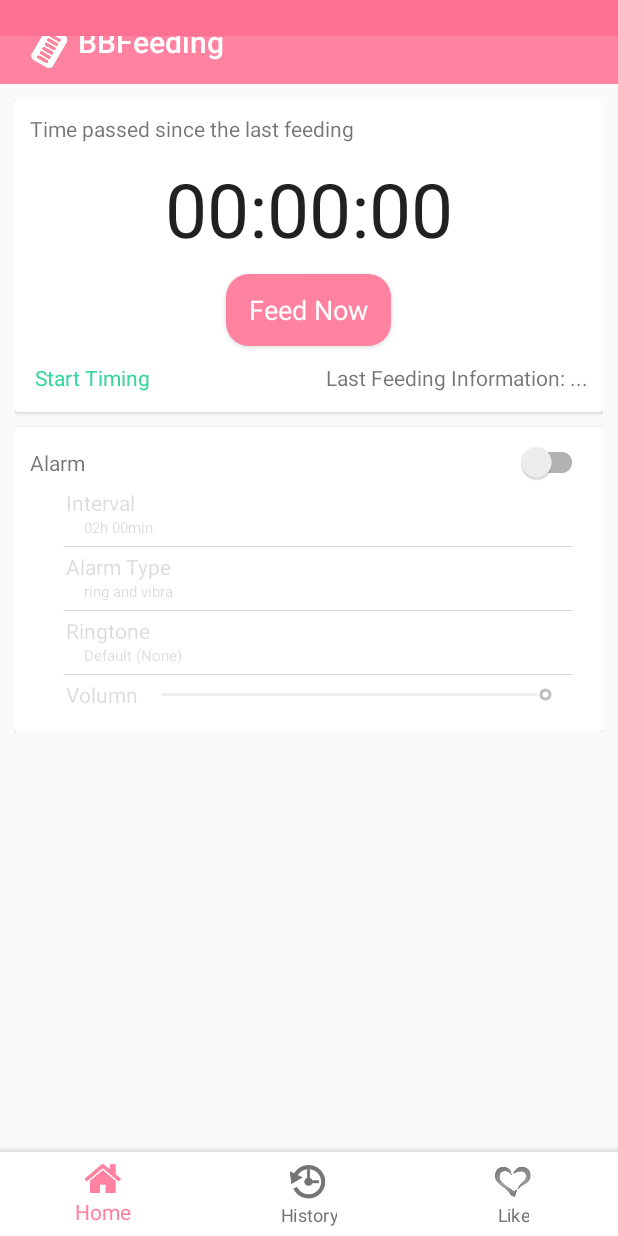
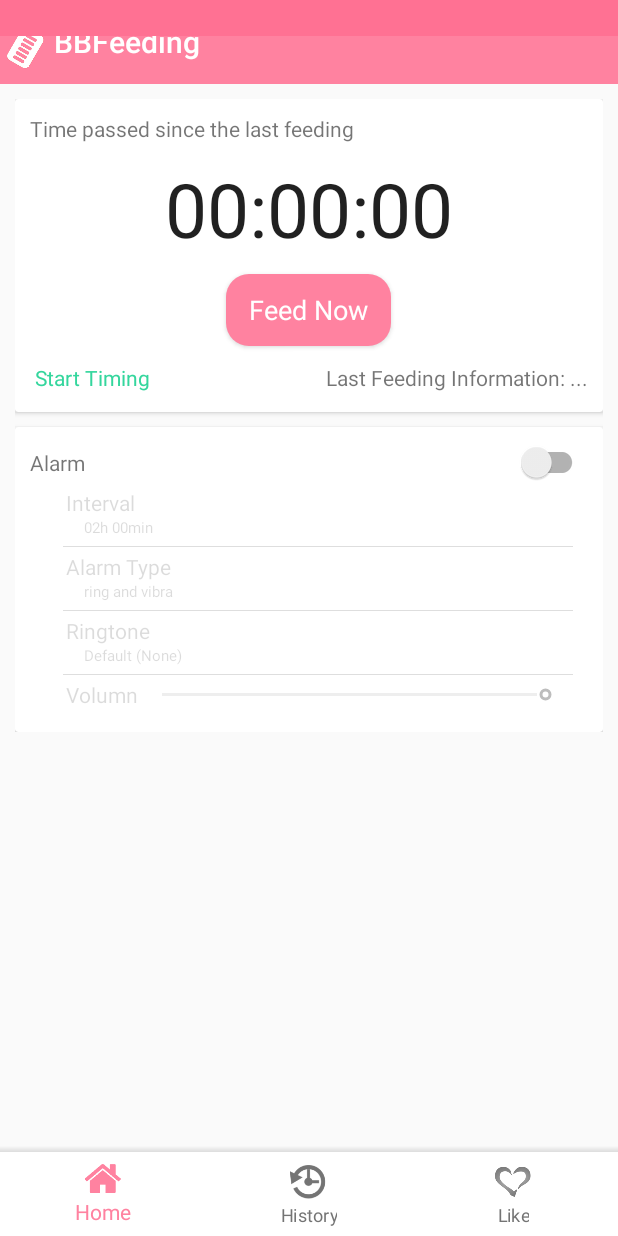
Before and after one commit to xazeng/BBFeeding, an Android app: the screen it shows after launch (MainActivity), on a phone screen of 412 x 824 dp. Run offline under Robolectric (Android 15) with nearby library versions, the phone set to English and light mode, and no system bars; our stand-ins replace AdMob.

Commit message:
update bottom-bar update gradle version add some share test

```diff
--- a/app/src/main/java/com/zeng/bbfeeding/MainActivity.java
+++ b/app/src/main/java/com/zeng/bbfeeding/MainActivity.java
@@ -28,7 +28,6 @@ public class MainActivity extends AppCompatActivity {
 
     private ViewPager mViewPager;
     private BottomBar mBottomBar;
-    private Toolbar mToolBar;
 
     @Override
     protected void onCreate(Bundle savedInstanceState) {
@@ -37,7 +36,6 @@ public class MainActivity extends AppCompatActivity {
         Data.getInstance().init(this);
         MobileAds.initialize(getApplicationContext(), "ca-app-pub-6858874865593788~1172352152");
 
-        mToolBar = (Toolbar)findViewById(R.id.tool_bar);
         mViewPager = (ViewPager)findViewById(R.id.view_pager);
         mBottomBar = (BottomBar)findViewById(R.id.bottom_bar);
 
--- a/app/src/main/res/layout/activity_main.xml
+++ b/app/src/main/res/layout/activity_main.xml
@@ -8,16 +8,30 @@
     android:orientation="vertical"
     tools:context="com.zeng.bbfeeding.MainActivity">
 
-    <android.support.v7.widget.Toolbar
+    <RelativeLayout
         android:layout_width="match_parent"
-        android:layout_height="wrap_content"
+        android:layout_height="?attr/actionBarSize"
         android:background="?attr/colorPrimary"
-        android:theme="?attr/actionBarTheme"
-        android:minHeight="?attr/actionBarSize"
-        app:title="@string/app_name"
-        app:titleTextColor="@android:color/white"
-        app:logo="@drawable/ic_bbfeeding"
-        android:id="@+id/tool_bar" />
+        android:id="@+id/tool_bar">
+
+        <ImageView
+            android:layout_width="wrap_content"
+            android:layout_height="wrap_content"
+            app:srcCompat="@drawable/ic_bbfeeding"
+            android:id="@+id/logo_imageview"
+            android:layout_centerVertical="true" />
+
+        <TextView
+            android:text="@string/app_name"
+            android:layout_width="wrap_content"
+            android:layout_height="wrap_content"
+            android:id="@+id/title_textview"
+            android:textAppearance="@style/TextAppearance.AppCompat.Title"
+            android:textColor="@android:color/white"
+            android:layout_toRightOf="@+id/logo_imageview"
+            android:layout_centerVertical="true" />
+
+    </RelativeLayout>
 
     <android.support.v4.view.ViewPager
         android:layout_weight="1"
--- a/app/src/main/res/layout/page_like.xml
+++ b/app/src/main/res/layout/page_like.xml
@@ -21,4 +21,10 @@
         ads:adUnitId="@string/ad_native_en_us_id"
         ads:adSize="320x150">
     </com.google.android.gms.ads.NativeExpressAdView>
+
+    <Button
+        android:text="Button"
+        android:layout_width="match_parent"
+        android:layout_height="wrap_content"
+        android:id="@+id/share_test_button" />
 </LinearLayout>
--- /dev/null
+++ b/bottom-bar/src/main/java/com/roughike/bottombar/BatchTabPropertyApplier.java
@@ -0,0 +1,26 @@
+package com.roughike.bottombar;
+
+import android.support.annotation.NonNull;
+
+class BatchTabPropertyApplier {
+    private final BottomBar bottomBar;
+
+    interface TabPropertyUpdater {
+        void update(BottomBarTab tab);
+    }
+
+    BatchTabPropertyApplier(@NonNull BottomBar bottomBar) {
+        this.bottomBar = bottomBar;
+    }
+
+    void applyToAllTabs(TabPropertyUpdater propertyUpdater) {
+        int tabCount = bottomBar.getTabCount();
+
+        if (tabCount > 0) {
+            for (int i = 0; i < tabCount; i++) {
+                BottomBarTab tab = bottomBar.getTabAtPosition(i);
+                propertyUpdater.update(tab);
+            }
+        }
+    }
+}
--- a/bottom-bar/src/main/java/com/roughike/bottombar/BottomBar.java
+++ b/bottom-bar/src/main/java/com/roughike/bottombar/BottomBar.java
@@ -26,7 +26,6 @@ import android.view.View;
 import android.view.ViewAnimationUtils;
 import android.view.ViewGroup;
 import android.view.ViewParent;
-import android.widget.FrameLayout;
 import android.widget.LinearLayout;
 import android.widget.TextView;
 import android.widget.Toast;
@@ -51,8 +50,9 @@ import java.util.List;
  */
 public class BottomBar extends LinearLayout implements View.OnClickListener, View.OnLongClickListener {
     private static final String STATE_CURRENT_SELECTED_TAB = "STATE_CURRENT_SELECTED_TAB";
+    private static final float DEFAULT_INACTIVE_SHIFTING_TAB_ALPHA = 0.6f;
 
-    private static final float DEFAULT_INACTIVE_SHIFTING_TAB_ALPHA = 0.6f;
+    private BatchTabPropertyApplier batchPropertyApplier;
 
     // Behaviors
     private static final int BEHAVIOR_NONE = 0;
@@ -99,6 +99,8 @@ public class BottomBar extends LinearLayout implements View.OnClickListener, Vie
     private boolean shyHeightAlreadyCalculated;
     private boolean navBarAccountedHeightCalculated;
 
+    private BottomBarTab[] currentTabs;
+
     public BottomBar(Context context) {
         super(context);
         init(context, null);
@@ -107,13 +109,18 @@ public class BottomBar extends LinearLayout implements View.OnClickListener, Vie
     public BottomBar(Context context, AttributeSet attrs) {
         super(context, attrs);
         init(context, attrs);
-        setItems(tabXmlResource);
     }
 
     private void init(Context context, AttributeSet attrs) {
+        batchPropertyApplier = new BatchTabPropertyApplier(this);
+
         populateAttributes(context, attrs);
         initializeViews();
         determineInitialBackgroundColor();
+
+        if (tabXmlResource != 0) {
+            setItems(tabXmlResource);
+        }
     }
 
     private void populateAttributes(Context context, AttributeSet attrs) {
@@ -253,6 +260,8 @@ public class BottomBar extends LinearLayout implements View.OnClickListener, Vie
     }
 
     private void updateItems(final List<BottomBarTab> bottomBarItems) {
+        tabContainer.removeAllViews();
+
         int index = 0;
         int biggestWidth = 0;
 
@@ -295,36 +304,48 @@ public class BottomBar extends LinearLayout implements View.OnClickListener, Vie
             index++;
         }
 
+        currentTabs = viewsToAdd;
+
         if (!isTabletMode) {
-            resizeTabsToCorrectSizes(bottomBarItems, viewsToAdd);
+            resizeTabsToCorrectSizes(viewsToAdd);
         }
     }
 
-    private void resizeTabsToCorrectSizes(List<BottomBarTab> bottomBarItems, BottomBarTab[] viewsToAdd) {
+    private void resizeTabsToCorrectSizes(BottomBarTab[] tabsToAdd) {
+        int viewWidth = MiscUtils.pixelToDp(getContext(), getWidth());
+
+        if (viewWidth <= 0 || viewWidth > screenWidth) {
+            viewWidth = screenWidth;
+        }
+
         int proposedItemWidth = Math.min(
-                MiscUtils.dpToPixel(getContext(), screenWidth / bottomBarItems.size()),
+                MiscUtils.dpToPixel(getContext(), viewWidth / tabsToAdd.length),
                 maxFixedItemWidth
         );
 
         inActiveShiftingItemWidth = (int) (proposedItemWidth * 0.9);
-        activeShiftingItemWidth = (int) (proposedItemWidth + (proposedItemWidth * (bottomBarItems.size() * 0.1)));
+        activeShiftingItemWidth = (int) (proposedItemWidth + (proposedItemWidth * (tabsToAdd.length * 0.1)));
         int height = Math.round(getContext().getResources().getDimension(R.dimen.bb_height));
 
-        for (BottomBarTab bottomBarView : viewsToAdd) {
-            LayoutParams params;
+        for (BottomBarTab tabView : tabsToAdd) {
+            ViewGroup.LayoutParams params = tabView.getLayoutParams();
+            params.height = height;
 
             if (isShiftingMode()) {
-                if (bottomBarView.isActive()) {
-                    params = new LayoutParams(activeShiftingItemWidth, height);
+                if (tabView.isActive()) {
+                    params.width = activeShiftingItemWidth;
                 } else {
-                    params = new LayoutParams(inActiveShiftingItemWidth, height);
+                    params.width = inActiveShiftingItemWidth;
                 }
             } else {
-                params = new LayoutParams(proposedItemWidth, height);
+                params.width = proposedItemWidth;
             }
 
-            bottomBarView.setLayoutParams(params);
-            tabContainer.addView(bottomBarView);
+            if (tabView.getParent() == null) {
+                tabContainer.addView(tabView);
+            }
+
+            tabView.requestLayout();
         }
     }
 
@@ -337,9 +358,22 @@ public class BottomBar extends LinearLayout implements View.OnClickListener, Vie
      * @param listener a listener for monitoring changes in tab selection.
      */
     public void setOnTabSelectListener(@Nullable OnTabSelectListener listener) {
+        setOnTabSelectListener(listener, true);
+    }
+
+    /**
+     * Set a listener that gets fired when the selected tab changes.
+     *
+     * If shouldFireInitially is set to false, this listener isn't fired straight away
+     * it's set, but you'll get all events normally for consecutive tab selection changes.
+     *
+     * @param listener a listener for monitoring changes in tab selection.
+     * @param shouldFireInitially whether the listener should be fired the first time it's set.
+     */
+    public void setOnTabSelectListener(@Nullable OnTabSelectListener listener, boolean shouldFireInitially) {
         onTabSelectListener = listener;
 
-        if (onTabSelectListener != null && getTabCount() > 0) {
+        if (shouldFireInitially && listener != null && getTabCount() > 0) {
             listener.onTabSelected(getCurrentTabId());
         }
     }
@@ -388,12 +422,30 @@ public class BottomBar extends LinearLayout implements View.OnClickListener, Vie
      * @param position the position to select.
      */
     public void selectTabAtPosition(int position) {
+        selectTabAtPosition(position, false);
+    }
+
+    /**
+     * Select a tab at the specified position.
+     *
+     * @param position the position to select.
+     * @param animate should the tab change be animated or not.
+     */
+    public void selectTabAtPosition(int position, boolean animate) {
         if (position > getTabCount() - 1 || position < 0) {
             throw new IndexOutOfBoundsException("Can't select tab at position " +
                     position + ". This BottomBar has no items at that position.");
         }
 
-        selectTabAtPosition(position, false);
+        BottomBarTab oldTab = getCurrentTab();
+        BottomBarTab newTab = getTabAtPosition(position);
+
+        oldTab.deselect(animate);
+        newTab.select(animate);
+
+        updateSelectedTab(position);
+        shiftingMagic(oldTab, newTab, animate);
+        handleBackgroundColorChange(newTab, animate);
     }
 
     public int getTabCount() {
@@ -413,8 +465,8 @@ public class BottomBar extends LinearLayout implements View.OnClickListener, Vie
     public BottomBarTab getTabAtPosition(int position) {
         View child = tabContainer.getChildAt(position);
 
-        if (child instanceof FrameLayout) {
-            return findTabInLayout((FrameLayout) child);
+        if (child instanceof BadgeContainer) {
+            return findTabInLayout((BadgeContainer) child);
         }
 
         return (BottomBarTab) child;
@@ -454,7 +506,13 @@ public class BottomBar extends LinearLayout implements View.OnClickListener, Vie
      */
     public void setInActiveTabAlpha(float alpha) {
         inActiveTabAlpha = alpha;
-        refreshTabs();
+
+        batchPropertyApplier.applyToAllTabs(new BatchTabPropertyApplier.TabPropertyUpdater() {
+            @Override
+            public void update(BottomBarTab tab) {
+                tab.setInActiveAlpha(inActiveTabAlpha);
+            }
+        });
     }
 
     /**
@@ -462,12 +520,24 @@ public class BottomBar extends LinearLayout implements View.OnClickListener, Vie
      */
     public void setActiveTabAlpha(float alpha) {
         activeTabAlpha = alpha;
-        refreshTabs();
+
+        batchPropertyApplier.applyToAllTabs(new BatchTabPropertyApplier.TabPropertyUpdater() {
+            @Override
+            public void update(BottomBarTab tab) {
+                tab.setActiveAlpha(activeTabAlpha);
+            }
+        });
     }
 
     public void setInActiveTabColor(@ColorInt int color) {
         inActiveTabColor = color;
-        refreshTabs();
+
+        batchPropertyApplier.applyToAllTabs(new BatchTabPropertyApplier.TabPropertyUpdater() {
+            @Override
+            public void update(BottomBarTab tab) {
+                tab.setInActiveColor(inActiveTabColor);
+            }
+        });
     }
 
     /**
@@ -475,12 +545,27 @@ public class BottomBar extends LinearLayout implements View.OnClickListener, Vie
      */
     public void setActiveTabColor(@ColorInt int color) {
         activeTabColor = color;
-        refreshTabs();
+
+        batchPropertyApplier.applyToAllTabs(new BatchTabPropertyApplier.TabPropertyUpdater() {
+            @Override
+            public void update(BottomBarTab tab) {
+                tab.setActiveColor(activeTabColor);
+            }
+        });
     }
 
+    /**
+     * Set background color for the badge.
+     */
     public void setBadgeBackgroundColor(@ColorInt int color) {
         badgeBackgroundColor = color;
-        refreshTabs();
+
+        batchPropertyApplier.applyToAllTabs(new BatchTabPropertyApplier.TabPropertyUpdater() {
+            @Override
+            public void update(BottomBarTab tab) {
+                tab.setBadgeBackgroundColor(badgeBackgroundColor);
+            }
+        });
     }
 
     /**
@@ -488,7 +573,13 @@ public class BottomBar extends LinearLayout implements View.OnClickListener, Vie
      */
     public void setTabTitleTextAppearance(int textAppearance) {
         titleTextAppearance = textAppearance;
-        refreshTabs();
+
+        batchPropertyApplier.applyToAllTabs(new BatchTabPropertyApplier.TabPropertyUpdater() {
+            @Override
+            public void update(BottomBarTab tab) {
+                tab.setTitleTextAppearance(titleTextAppearance);
+            }
+        });
     }
 
     /**
@@ -509,20 +600,13 @@ public class BottomBar extends LinearLayout implements View.OnClickListener, Vie
      */
     public void setTabTitleTypeface(Typeface typeface) {
         titleTypeFace = typeface;
-        refreshTabs();
-    }
 
-    private void refreshTabs() {
-        int tabCount = getTabCount();
-
-        if (tabCount > 0) {
-            BottomBarTab.Config newConfig = getTabConfig();
-
-            for (int i = 0; i < getTabCount(); i++) {
-                BottomBarTab tab = getTabAtPosition(i);
-                tab.setConfig(newConfig);
+        batchPropertyApplier.applyToAllTabs(new BatchTabPropertyApplier.TabPropertyUpdater() {
+            @Override
+            public void update(BottomBarTab tab) {
+                tab.setTitleTypeface(titleTypeFace);
             }
-        }
+        });
     }
 
     @Override
@@ -530,6 +614,10 @@ public class BottomBar extends LinearLayout implements View.OnClickListener, Vie
         super.onLayout(changed, left, top, right, bottom);
 
         if (changed) {
+            if (!isTabletMode) {
+                resizeTabsToCorrectSizes(currentTabs);
+            }
+
             updateTitleBottomPadding();
 
             if (isShy()) {
@@ -543,15 +631,15 @@ public class BottomBar extends LinearLayout implements View.OnClickListener, Vie
     }
 
     private void updateTitleBottomPadding() {
-        if (tabContainer == null) {
+        int tabCount = getTabCount();
+
+        if (tabContainer == null || tabCount == 0 || !isShiftingMode()) {
             return;
         }
 
-        int childCount = getTabCount();
-
-        for (int i = 0; i < childCount; i++) {
-            View tab = tabContainer.getChildAt(i);
-            TextView title = (TextView) tab.findViewById(R.id.bb_bottom_bar_title);
+        for (int i = 0; i < tabCount; i++) {
+            BottomBarTab tab = getTabAtPosition(i);
+            TextView title = tab.getTitleView();
 
             if (title == null) {
                 continue;
@@ -695,18 +783,6 @@ public class BottomBar extends LinearLayout implements View.OnClickListener, Vie
         }
 
         return true;
-    }
-
-    private void selectTabAtPosition(int position, boolean animate) {
-        BottomBarTab oldTab = getCurrentTab();
-        BottomBarTab newTab = getTabAtPosition(position);
-
-        oldTab.deselect(animate);
-        newTab.select(animate);
-
-        updateSelectedTab(position);
-        shiftingMagic(oldTab, newTab, animate);
-        handleBackgroundColorChange(newTab, false);
     }
 
     private void updateSelectedTab(int newPosition) {
--- a/bottom-bar/src/main/java/com/roughike/bottombar/BottomBarTab.java
+++ b/bottom-bar/src/main/java/com/roughike/bottombar/BottomBarTab.java
@@ -36,6 +36,9 @@ import android.widget.TextView;
  * limitations under the License.
  */
 public class BottomBarTab extends LinearLayout {
+    @VisibleForTesting
+    static final String STATE_BADGE_COUNT = "STATE_BADGE_COUNT_FOR_TAB_";
+
     private static final long ANIMATION_DURATION = 150;
     private static final float ACTIVE_TITLE_SCALE = 1;
     private static final float INACTIVE_FIXED_TITLE_SCALE = 0.86f;
@@ -90,11 +93,7 @@ public class BottomBarTab extends LinearLayout {
     }
 
     void prepareLayout() {
-        int layoutResource;
-
-        layoutResource = getLayoutResource();
-
-        inflate(getContext(), layoutResource, this);
+        inflate(getContext(), getLayoutResource(), this);
         setOrientation(VERTICAL);
         setGravity(Gravity.CENTER_HORIZONTAL);
         setLayoutParams(new LayoutParams(LayoutParams.WRAP_CONTENT, LayoutParams.WRAP_CONTENT));
@@ -104,7 +103,7 @@ public class BottomBarTab extends LinearLayout {
 
         if (type != Type.TABLET) {
             titleView = (TextView) findViewById(R.id.bb_bottom_bar_title);
-            titleView.setText(title);
+            updateTitle();
         }
 
         updateCustomTextAppearance();
@@ -129,6 +128,12 @@ public class BottomBarTab extends LinearLayout {
                 throw new RuntimeException("Unknown BottomBarTab type.");
         }
         return layoutResource;
+    }
+
+    private void updateTitle() {
+        if (titleView != null) {
+            titleView.setText(title);
+        }
     }
 
     @SuppressWarnings("deprecation")
@@ -176,23 +181,24 @@ public class BottomBarTab extends LinearLayout {
         this.iconResId = iconResId;
     }
 
-    String getTitle() {
-        return title;
-    }
-
     TextView getTitleView() {
         return titleView;
     }
 
-    void setTitle(String title) {
-        this.title = title;
+    public String getTitle() {
+        return title;
     }
 
-    float getInActiveAlpha() {
+    public void setTitle(String title) {
+        this.title = title;
+        updateTitle();
+    }
+
+    public float getInActiveAlpha() {
         return inActiveAlpha;
     }
 
-    void setInActiveAlpha(float inActiveAlpha) {
+    public void setInActiveAlpha(float inActiveAlpha) {
         this.inActiveAlpha = inActiveAlpha;
 
         if (!isActive) {
@@ -200,11 +206,11 @@ public class BottomBarTab extends LinearLayout {
         }
     }
 
-    float getActiveAlpha() {
+    public float getActiveAlpha() {
         return activeAlpha;
     }
 
-    void setActiveAlpha(float activeAlpha) {
+    public void setActiveAlpha(float activeAlpha) {
         this.activeAlpha = activeAlpha;
 
         if (isActive) {
@@ -212,11 +218,11 @@ public class BottomBarTab extends LinearLayout {
         }
     }
 
-    int getInActiveColor() {
+    public int getInActiveColor() {
         return inActiveColor;
     }
 
-    void setInActiveColor(int inActiveColor) {
+    public void setInActiveColor(int inActiveColor) {
         this.inActiveColor = inActiveColor;
 
         if (!isActive) {
@@ -224,11 +230,11 @@ public class BottomBarTab extends LinearLayout {
         }
     }
 
-    int getActiveColor() {
+    public int getActiveColor() {
         return activeColor;
     }
 
-    void setActiveColor(int activeIconColor) {
+    public void setActiveColor(int activeIconColor) {
         this.activeColor = activeIconColor;
 
         if (isActive) {
@@ -236,19 +242,19 @@ public class BottomBarTab extends LinearLayout {
         }
     }
 
-    int getBarColorWhenSelected() {
+    public int getBarColorWhenSelected() {
         return barColorWhenSelected;
     }
 
-    void setBarColorWhenSelected(int barColorWhenSelected) {
+    public void setBarColorWhenSelected(int barColorWhenSelected) {
         this.barColorWhenSelected = barColorWhenSelected;
     }
 
-    int getBadgeBackgroundColor() {
+    public int getBadgeBackgroundColor() {
         return badgeBackgroundColor;
     }
 
-    void setBadgeBackgroundColor(int badgeBackgroundColor) {
+    public void setBadgeBackgroundColor(int badgeBackgroundColor) {
         this.badgeBackgroundColor = badgeBackgroundColor;
 
         if (badge != null) {
@@ -336,12 +342,12 @@ public class BottomBarTab extends LinearLayout {
         return titleTextAppearanceResId;
     }
 
-    void setTitleTypeface(Typeface typeface) {
+    public void setTitleTypeface(Typeface typeface) {
         this.titleTypeFace = typeface;
         updateCustomTypeface();
     }
 
-    Typeface getTitleTypeFace() {
+    public Typeface getTitleTypeFace() {
         return titleTypeFace;
     }
 
@@ -536,23 +542,39 @@ public class BottomBarTab extends LinearLayout {
     @Override
     public Parcelable onSaveInstanceState() {
         if (badge != null) {
-            Bundle bundle = badge.saveState(indexInContainer);
+            Bundle bundle = saveState();
             bundle.putParcelable("superstate", super.onSaveInstanceState());
+
             return bundle;
         }
 
         return super.onSaveInstanceState();
     }
 
+    @VisibleForTesting
+    Bundle saveState() {
+        Bundle outState = new Bundle();
+        outState.putInt(STATE_BADGE_COUNT + getIndexInTabContainer(), badge.getCount());
+
+        return outState;
+    }
+
     @Override
     public void onRestoreInstanceState(Parcelable state) {
-        if (badge != null && state instanceof Bundle) {
+        if (state instanceof Bundle) {
             Bundle bundle = (Bundle) state;
-            badge.restoreState(bundle, indexInContainer);
+            restoreState(bundle);
 
             state = bundle.getParcelable("superstate");
         }
+
         super.onRestoreInstanceState(state);
+    }
+
+    @VisibleForTesting
+    void restoreState(Bundle savedInstanceState) {
+        int previousBadgeCount = savedInstanceState.getInt(STATE_BADGE_COUNT + getIndexInTabContainer());
+        setBadgeCount(previousBadgeCount);
     }
 
     public static class Config {
--- a/bottom-bar/src/main/java/com/roughike/bottombar/MiscUtils.java
+++ b/bottom-bar/src/main/java/com/roughike/bottombar/MiscUtils.java
@@ -50,6 +50,18 @@ class MiscUtils {
     }
 
     /**
+     * Converts pixels to dps just as well.
+     *
+     * @param context the Context for getting the resources
+     * @param px      dimension in pixels
+     * @return dimension in dps
+     */
+    protected static int pixelToDp(Context context, int px) {
+        DisplayMetrics displayMetrics = context.getResources().getDisplayMetrics();
+        return Math.round(px / (displayMetrics.xdpi / DisplayMetrics.DENSITY_DEFAULT));
+    }
+
+    /**
      * Returns screen width.
      *
      * @param context Context to get resources and device specific display metrics
--- a/build.gradle
+++ b/build.gradle
@@ -5,7 +5,7 @@ buildscript {
         jcenter()
     }
     dependencies {
-        classpath 'com.android.tools.build:gradle:2.2.2'
+        classpath 'com.android.tools.build:gradle:2.3.0'
 
         // NOTE: Do not place your application dependencies here; they belong
         // in the individual module build.gradle files
```
Also changed, not shown: app/src/main/java/com/zeng/bbfeeding/LikePage.java (+71 -2 lines), bottom-bar/src/main/java/com/roughike/bottombar/BadgeContainer.java (added, +13 -0 lines), bottom-bar/src/main/java/com/roughike/bottombar/BottomBarBadge.java (+3 -21 lines), gradle/wrapper/gradle-wrapper.properties, 1 other file.
